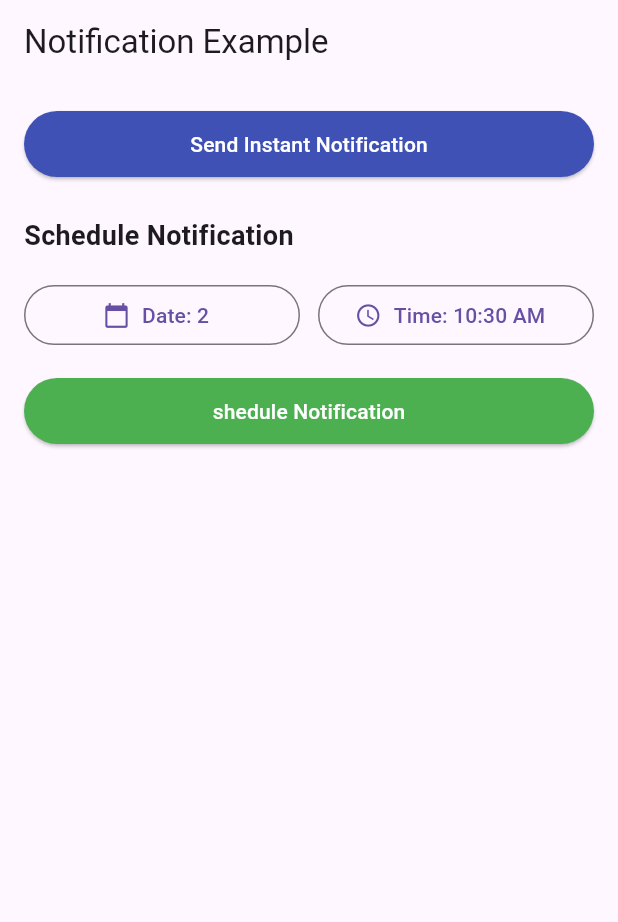
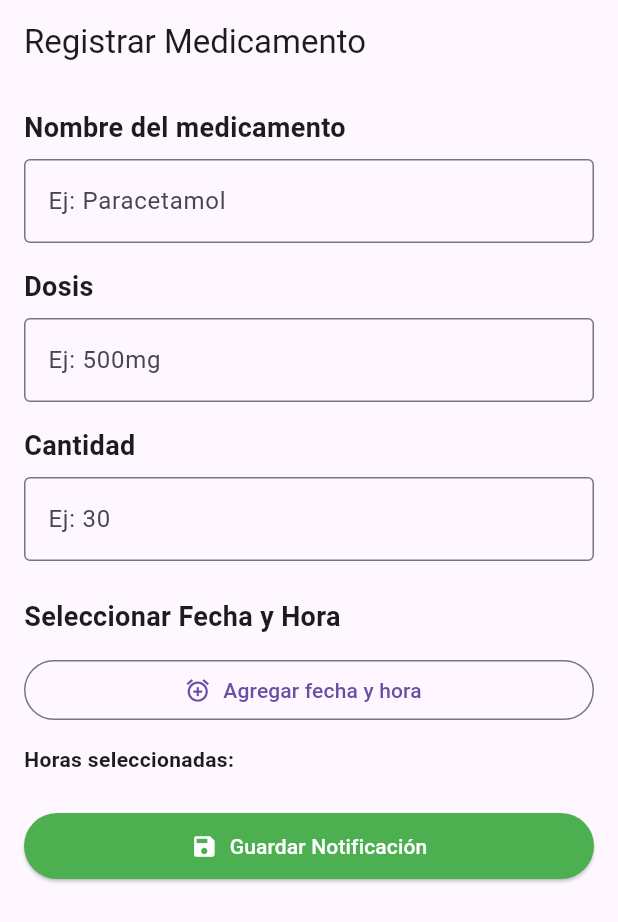
Before and after one commit to RichardTali/notifications_flutter, a Flutter app: the screen it shows after launch, on a phone screen of 412 x 824 dp. Shown: the top 922 px of the screen. Run offline on Flutter 3.47's test engine with Material 3 defaults, Android fonts, the phone set to English and light mode, and no system bars; our stand-ins replace flutter_local_notifications, timezone.

Commit message:
Funcionando correctamente notificaciones

```diff
--- a/lib/screens/home_screen.dart
+++ b/lib/screens/home_screen.dart
@@ -11,91 +11,165 @@ class HomeScreen extends StatefulWidget {
 
 class _HomeScreenState extends State<HomeScreen> {
   final NotificationService _notificationService = NotificationService();
+  final _formKey = GlobalKey<FormState>();
+
+  final TextEditingController _medNameController = TextEditingController();
+  final TextEditingController _doseController = TextEditingController();
+  final TextEditingController _quantityController = TextEditingController();
+
   DateTime selectedDate = DateTime.now();
-  TimeOfDay selectedTime = TimeOfDay.now();
+  List<DateTime> notificationTimes = [];
 
-  Future<void> _sheduleNotification() async {
-    final DateTime scheduledDateTime = DateTime(
-      selectedDate.year,
-      selectedDate.month,
-      selectedDate.day,
-      selectedTime.hour,
-      selectedTime.minute,
+  void _updateDateTime(DateTime date, TimeOfDay time) {
+    setState(() {
+      selectedDate = date;
+      final newDateTime = DateTime(
+        date.year,
+        date.month,
+        date.day,
+        time.hour,
+        time.minute,
       );
+      notificationTimes.add(newDateTime);
+    });
+  }
 
-    //check if selected time is in the past
-    if (scheduledDateTime.isBefore(DateTime.now())) {
-      if (mounted) {
+  Future<void> _scheduleNotifications() async {
+    if (!_formKey.currentState!.validate()) return;
+
+    if (notificationTimes.isEmpty) {
       ScaffoldMessenger.of(context).showSnackBar(
-          const SnackBar(content: Text('Please select a future date and time'),
+        const SnackBar(
+          content: Text("Por favor, selecciona al menos una hora."),
           backgroundColor: Colors.redAccent,
         ),
       );
-      }
       return;
     }
 
-    await _notificationService.scheduleNotification(scheduledDateTime);
+    int idCounter = 1;
+    for (DateTime dateTime in notificationTimes) {
+      if (dateTime.isAfter(DateTime.now())) {
+        await _notificationService.scheduleNotification(dateTime, idCounter++);
+      }
+    }
 
-    if (mounted) {
     ScaffoldMessenger.of(context).showSnackBar(
-        SnackBar(content: Text("Notification scheduled for ${scheduledDateTime.toString()}",
-        ),
-        backgroundColor: Colors.redAccent,
+      const SnackBar(
+        content: Text("Notificaciones programadas correctamente."),
+        backgroundColor: Colors.green,
       ),
     );
-    }
 
-
-
-  }void _updateDateTime(DateTime date,TimeOfDay time) {
     setState(() {
-      selectedDate = date;
-      selectedTime = time;
+      notificationTimes.clear();
     });
   }
 
   @override
   Widget build(BuildContext context) {
     return Scaffold(
-      appBar:AppBar(
-        title: Text('Notification Example'),
+      appBar: AppBar(
+        title: const Text('Registrar Medicamento'),
       ),
-      body:Padding(padding: EdgeInsets.all(16),
-      child:Column(
-        crossAxisAlignment: CrossAxisAlignment.stretch,
-        children:[
-          ElevatedButton(onPressed: _notificationService.showInstantNotification,
-          style:ElevatedButton.styleFrom(
-            backgroundColor:Colors.indigo,
-            foregroundColor: Colors.white,
-            padding:EdgeInsets.symmetric(vertical: 12),
+      body: Padding(
+        padding: const EdgeInsets.all(16),
+        child: Form(
+          key: _formKey,
+          child: ListView(
+            children: [
+              _buildTextField(
+                controller: _medNameController,
+                label: 'Nombre del medicamento',
+                hint: 'Ej: Paracetamol',
               ),
-          child: Text('Send Instant Notification'),
+              const SizedBox(height: 16),
+              _buildTextField(
+                controller: _doseController,
+                label: 'Dosis',
+                hint: 'Ej: 500mg',
               ),
-          SizedBox(height: 24),
-          Text("Schedule Notification",
-          style: TextStyle(
-            fontSize: 18,
-            fontWeight: FontWeight.bold,
+              const SizedBox(height: 16),
+              _buildTextField(
+                controller: _quantityController,
+                label: 'Cantidad',
+                hint: 'Ej: 30',
+                keyboardType: TextInputType.number,
+              ),
+              const SizedBox(height: 24),
+
+              const Text(
+                'Seleccionar Fecha y Hora',
+                style: TextStyle(fontSize: 18, fontWeight: FontWeight.bold),
+              ),
+              const SizedBox(height: 12),
+              DateTimeSelector(
+                selectedDate: selectedDate,
+                selectedTime: TimeOfDay.now(),
+                onDateTimeChanged: _updateDateTime,
+              ),
+
+              const SizedBox(height: 12),
+              Text(
+                'Horas seleccionadas:',
+                style: const TextStyle(fontWeight: FontWeight.bold),
+              ),
+              ...notificationTimes.map(
+                (dt) => ListTile(
+                  leading: const Icon(Icons.alarm),
+                  title: Text('${dt.hour.toString().padLeft(2, '0')}:${dt.minute.toString().padLeft(2, '0')} - ${dt.day}/${dt.month}/${dt.year}'),
+                  trailing: IconButton(
+                    icon: const Icon(Icons.delete),
+                    onPressed: () {
+                      setState(() {
+                        notificationTimes.remove(dt);
+                      });
+                    },
                   ),
                 ),
-          SizedBox(height: 16),
-          DateTimeSelector(selectedDate: selectedDate, selectedTime: selectedTime,
-          onDateTimeChanged: _updateDateTime,
               ),
-          SizedBox(height: 16),
-          ElevatedButton(onPressed: _sheduleNotification,
-          style:ElevatedButton.styleFrom(
-            backgroundColor:Colors.green,
+
+              const SizedBox(height: 24),
+              ElevatedButton.icon(
+                onPressed: _scheduleNotifications,
+                icon: const Icon(Icons.save),
+                label: const Text('Guardar Notificación'),
+                style: ElevatedButton.styleFrom(
+                  backgroundColor: Colors.green,
                   foregroundColor: Colors.white,
-            padding:EdgeInsets.symmetric(vertical: 12),
+                  padding: const EdgeInsets.symmetric(vertical: 12),
                 ),
-          child: Text('shedule Notification'),
               ),
-        ]
+            ],
+          ),
         ),
       ),
     );
   }
+
+  Widget _buildTextField({
+    required TextEditingController controller,
+    required String label,
+    required String hint,
+    TextInputType keyboardType = TextInputType.text,
+  }) {
+    return Column(
+      crossAxisAlignment: CrossAxisAlignment.start,
+      children: [
+        Text(label,
+            style: const TextStyle(fontSize: 18, fontWeight: FontWeight.bold)),
+        const SizedBox(height: 8),
+        TextFormField(
+          controller: controller,
+          keyboardType: keyboardType,
+          validator: (value) =>
+              value == null || value.isEmpty ? 'Campo obligatorio' : null,
+          decoration: InputDecoration(
+            border: const OutlineInputBorder(),
+            hintText: hint,
+          ),
+        ),
+      ],
+    );
   }
+}
--- a/lib/services/notification_service.dart
+++ b/lib/services/notification_service.dart
@@ -64,9 +64,8 @@ class NotificationService {
     );
   }
 
-  Future<void> scheduleNotification(DateTime scheduleDateTime) async{
+  Future<void> scheduleNotification(DateTime scheduleDateTime, int id) async {
   const AndroidNotificationDetails androidPlatformChannelSpecifies =
-
       AndroidNotificationDetails(
     'instant_channel',
     'Instant Notifications',
@@ -75,25 +74,22 @@ class NotificationService {
     priority: Priority.high,
   );
 
-
   const NotificationDetails platformChannelSpecifies =
       NotificationDetails(android: androidPlatformChannelSpecifies);
 
-    //you can customize title and description of notification and you can also make it dynamic
   await flutterLocalNotificationsPlugin.zonedSchedule(
-      1,
-      'Title of Notification',
-      "Description of Notification",
+    id, // <- ID único por notificación
+    'Recordatorio de medicamento',
+    "Es hora de tomar tu medicamento",
     tz.TZDateTime.from(scheduleDateTime, tz.local),
     platformChannelSpecifies,
+    payload: 'scheduled',
+    androidScheduleMode: AndroidScheduleMode.exactAllowWhileIdle,
 
-      // uiLocalNotificationDateInterpretation:
-      //  UILocalNotificationDateInterpretation.absoluteTime,
-
-      payload:'scheduled',
-      androidScheduleMode: AndroidScheduleMode.exactAllowWhileIdle,
+    matchDateTimeComponents: DateTimeComponents.dateAndTime,
   );
 }
 
 
+
 }
--- a/lib/widgets/date_time_selector.dart
+++ b/lib/widgets/date_time_selector.dart
@@ -7,7 +7,6 @@ class DateTimeSelector extends StatelessWidget {
 
   const DateTimeSelector({
     super.key,
-
     required this.selectedDate,
     required this.selectedTime,
     required this.onDateTimeChanged,
@@ -21,46 +20,28 @@ class DateTimeSelector extends StatelessWidget {
       lastDate: DateTime.now().add(const Duration(days: 365)),
     );
 
-    if (picked != null && picked != selectedDate) {
-      onDateTimeChanged(picked, selectedTime);
+    if (picked != null) {
+      _selectTime(context, picked);
     }
   }
 
-  Future<void> _selectTime(BuildContext context) async {
-    final TimeOfDay? picked = await showTimePicker(
+  Future<void> _selectTime(BuildContext context, DateTime pickedDate) async {
+    final TimeOfDay? pickedTime = await showTimePicker(
       context: context,
       initialTime: selectedTime,
     );
 
-    if (picked != null && picked != selectedDate) {
-      onDateTimeChanged(selectedDate, picked);
+    if (pickedTime != null) {
+      onDateTimeChanged(pickedDate, pickedTime);
     }
   }
 
   @override
   Widget build(BuildContext context) {
-    return Row(
-      children: [
-        Expanded(
-          child: OutlinedButton.icon(
-            onPressed: () => _selectDate(context),
-            icon: const Icon(Icons.calendar_today),
-            label: Text(
-              'Date: ${selectedDate.toLocal().toString().split('')[0]}',
-            ),
-          ),
-        ),
-        const SizedBox(width: 12),
-        Expanded(
-          child: OutlinedButton.icon(
-            onPressed: () => _selectTime(context),
-            icon: const Icon(Icons.access_time),
-            label: Text(
-              'Time: ${selectedTime.format(context)}'),
-
-          ),
-        ),
-      ],
+    return OutlinedButton.icon(
+      icon: const Icon(Icons.alarm_add),
+      label: const Text('Agregar fecha y hora'),
+      onPressed: () => _selectDate(context),
     );
   }
 }
```
Lines whose indentation alone changed are shown as unchanged.
